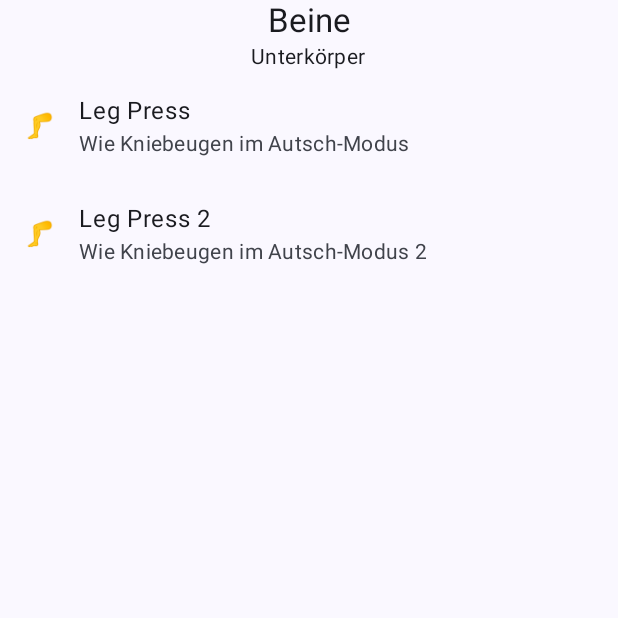
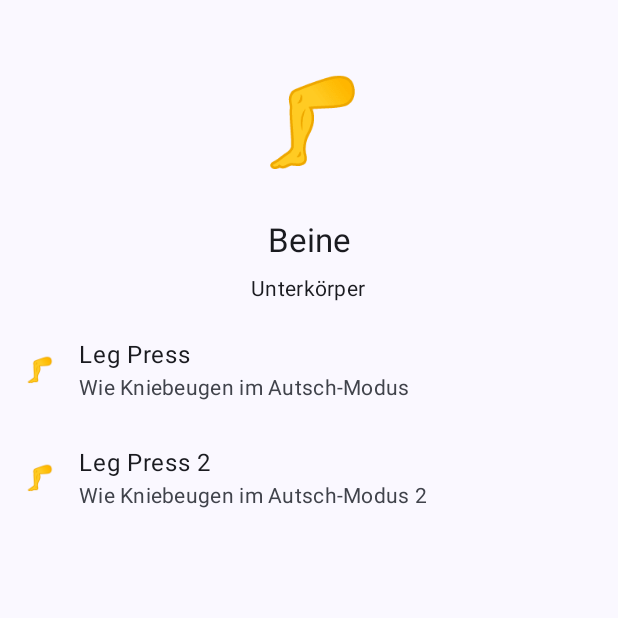
Before and after one commit to hoppjan/gym-bro-app, an Android app built with Jetpack Compose: the screen it shows after launch (MainActivity), on a phone screen of 412 x 824 dp, the top half of it. Run offline under Robolectric (Android 15) with nearby library versions, the phone set to English and light mode, and no system bars.

Commit message:
Improve routine screen header with emoji

```diff
--- a/app/src/main/java/de/janhopp/gymbro/ui/workout/routine/WorkoutRoutineScreen.kt
+++ b/app/src/main/java/de/janhopp/gymbro/ui/workout/routine/WorkoutRoutineScreen.kt
@@ -1,12 +1,14 @@
 package de.janhopp.gymbro.ui.workout.routine
 
 import androidx.compose.foundation.layout.Column
+import androidx.compose.foundation.layout.padding
 import androidx.compose.material3.ListItem
 import androidx.compose.material3.MaterialTheme
 import androidx.compose.material3.Text
 import androidx.compose.runtime.Composable
 import androidx.compose.ui.Alignment
 import androidx.compose.ui.Modifier
+import androidx.compose.ui.unit.dp
 import de.janhopp.gymbro.model.workout.WorkoutRoutine
 
 @Composable
@@ -17,15 +19,28 @@ fun WorkoutRoutineScreen(
     Column(
         modifier = modifier,
     ) {
+        routine.emoji?.let {
+            Text(
+                text = it,
+                modifier = Modifier
+                    .align(Alignment.CenterHorizontally)
+                    .padding(top = 48.dp),
+                style = MaterialTheme.typography.displayLarge,
+            )
+        }
         Text(
             text = routine.name,
-            modifier = Modifier.align(Alignment.CenterHorizontally),
+            modifier = Modifier
+                .align(Alignment.CenterHorizontally)
+                .padding(top = 32.dp, bottom = 8.dp),
             style = MaterialTheme.typography.titleLarge,
         )
         routine.description?.let { description ->
             Text(
                 text = description,
-                modifier = Modifier.align(Alignment.CenterHorizontally),
+                modifier = Modifier
+                    .align(Alignment.CenterHorizontally)
+                    .padding(bottom = 8.dp),
                 style = MaterialTheme.typography.bodyMedium,
             )
         }
```
